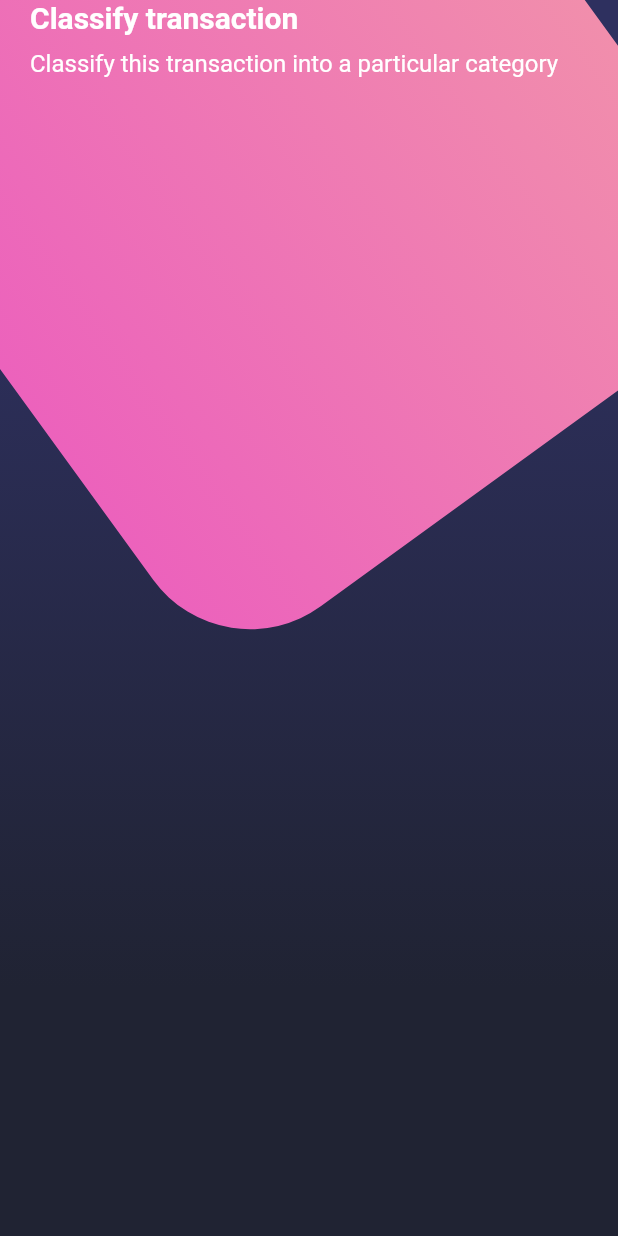
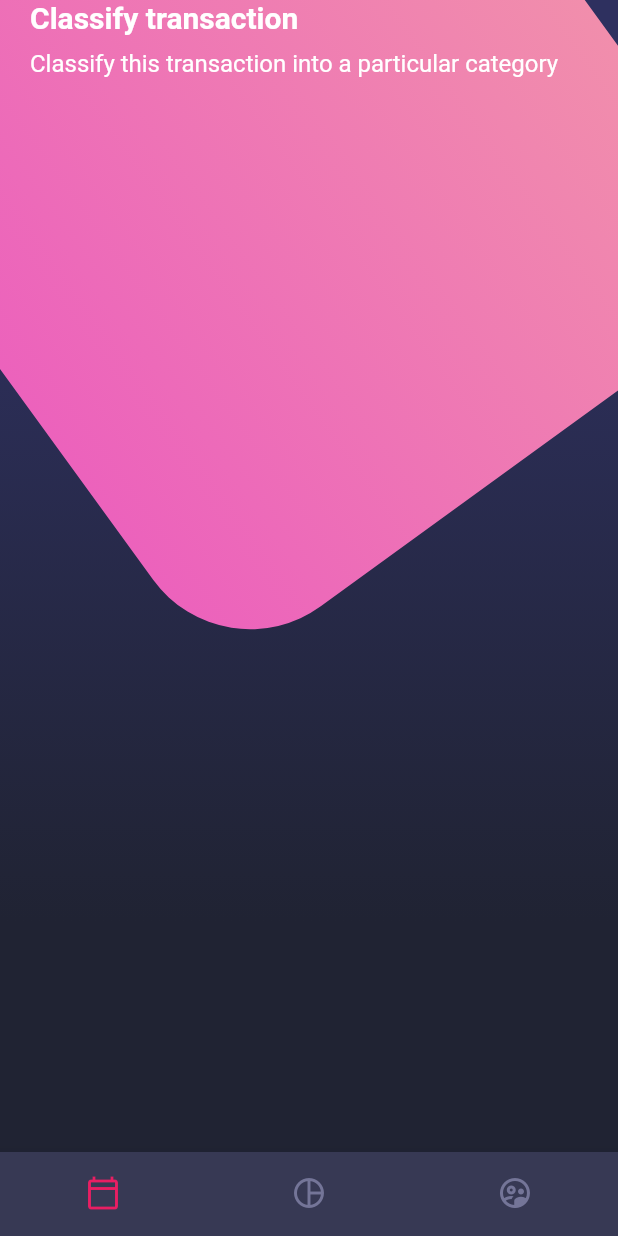
Before and after one commit to RichardWhiteG2/disenos, a Flutter app: the screen it shows after launch, on a phone screen of 412 x 824 dp. Run offline on Flutter 3.47's test engine with Material 2 defaults, Android fonts, the phone set to English and light mode, and no system bars.

Commit message:
Diseño BottomNavigationBar

```diff
--- a/disenos/lib/screens/home_screen.dart
+++ b/disenos/lib/screens/home_screen.dart
@@ -1,4 +1,5 @@
 import 'package:disenos/widgets/background.dart';
+import 'package:disenos/widgets/custom_bottom_navigation.dart';
 import 'package:disenos/widgets/page_title.dart';
 import 'package:flutter/material.dart';
 
@@ -14,10 +15,8 @@ class HomeScreen extends StatelessWidget {
           // Home Body
           _HomeBody()
         ],
-
-
-
-      )
+      ),
+      bottomNavigationBar: CustomBottomNavigation(),
     );
   }
 }
--- /dev/null
+++ b/disenos/lib/widgets/custom_bottom_navigation.dart
@@ -0,0 +1,30 @@
+import 'package:flutter/material.dart';
+
+class CustomBottomNavigation extends StatelessWidget {
+
+  @override
+  Widget build(BuildContext context) {
+    return BottomNavigationBar(
+      showSelectedLabels: false,
+      showUnselectedLabels: false,
+      selectedItemColor: Colors.pink,
+      backgroundColor: Color.fromRGBO(55, 57, 84, 1),
+      unselectedItemColor: Color.fromRGBO(116, 117, 152, 1),
+      currentIndex: 0,
+      items: [
+        BottomNavigationBarItem(
+          icon: Icon( Icons.calendar_today_outlined ),
+          label: 'Calendario'
+        ),
+        BottomNavigationBarItem(
+          icon: Icon( Icons.pie_chart_outline_outlined ),
+          label: 'Gráfica'
+        ),
+        BottomNavigationBarItem(
+          icon: Icon( Icons.supervised_user_circle_outlined ),
+          label: 'Usuarios'
+        ),
+      ],
+    );
+  }
+}
```
